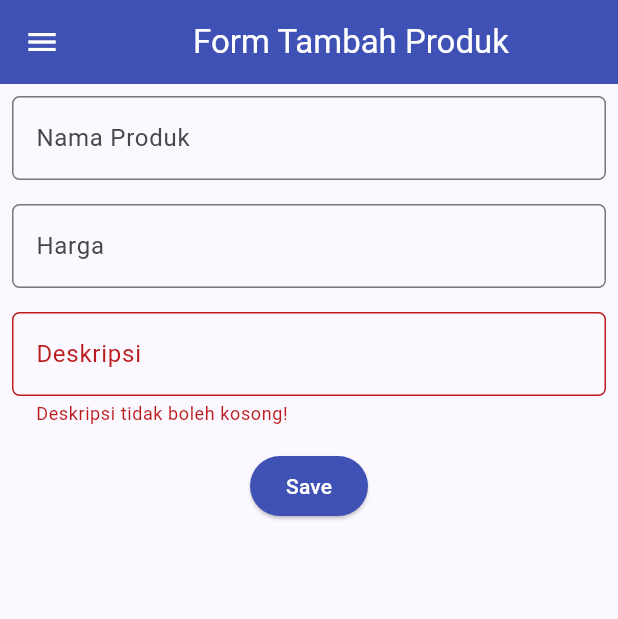
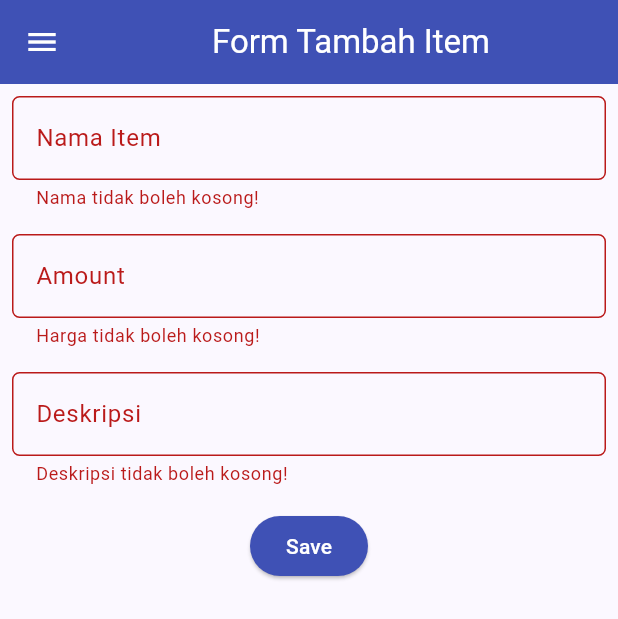
Before and after one commit to rhaken/rhaken_invetory, a Flutter app: the ShopFormPage screen opened directly, after a tap on "Save", on a phone screen of 412 x 824 dp. Shown: the top 619 px of the screen. Run offline on Flutter 3.47's test engine with Material 2 defaults, Android fonts, the phone set to English and light mode, and no system bars; missing offline and left inert: pbp_django_auth; network calls fail.

Commit message:
selesai tugas 9

```diff
--- /dev/null
+++ b/lib/screens/deskirpsi_produk.dart
@@ -0,0 +1,38 @@
+
+
+import 'package:flutter/material.dart';
+import '../models/product.dart';
+
+
+class ItemDetailPage extends StatelessWidget {
+  final Product item;
+
+  const ItemDetailPage({Key? key, required this.item}) : super(key: key);
+
+  @override
+  Widget build(BuildContext context) {
+    return Scaffold(
+      appBar: AppBar(
+        title: Text(item.fields.name),
+        backgroundColor: Colors.orange.shade800,
+        foregroundColor: Colors.white,
+      ),
+      body: Padding(
+        padding: const EdgeInsets.all(16.0),
+        child: Column(
+          crossAxisAlignment: CrossAxisAlignment.start,
+          children: [
+            Text(
+              'Name: ${item.fields.name}',
+              style: TextStyle(fontSize: 20, fontWeight: FontWeight.bold),
+            ),
+            SizedBox(height: 10),
+            Text('Amount: ${item.fields.amount}'),
+            SizedBox(height: 10),
+            Text('Description: ${item.fields.description}'),
+          ],
+        ),
+      ),
+    );
+  }
+}
--- a/lib/screens/shoplist_form.dart
+++ b/lib/screens/shoplist_form.dart
@@ -1,5 +1,11 @@
+import 'dart:convert';
+
 import 'package:flutter/material.dart';
+import 'package:pbp_django_auth/pbp_django_auth.dart';
+import 'package:provider/provider.dart';
 import 'package:tugas_invetory/widgets/left_drawer.dart';
+
+import 'menu.dart';
 
 class ShopFormPage extends StatefulWidget {
   const ShopFormPage({super.key});
@@ -15,11 +21,12 @@
   String _description = "";
   @override
   Widget build(BuildContext context) {
+    final request = context.watch<CookieRequest>();
     return Scaffold(
       appBar: AppBar(
         title: const Center(
           child: Text(
-            'Form Tambah Produk',
+            'Form Tambah Item',
           ),
         ),
         backgroundColor: Colors.indigo,
@@ -36,8 +43,8 @@
               padding: const EdgeInsets.all(8.0),
               child: TextFormField(
                 decoration: InputDecoration(
-                    hintText: "Nama Produk",
-                    labelText: "Nama Produk",
+                    hintText: "Nama Item",
+                    labelText: "Nama Item",
                     border: OutlineInputBorder(
                       borderRadius: BorderRadius.circular(5.0),
                     )),
@@ -58,8 +65,8 @@
               padding: const EdgeInsets.all(8.0),
               child: TextFormField(
                 decoration: InputDecoration(
-                  hintText: "Harga",
-                  labelText: "Harga",
+                  hintText: "Amount",
+                  labelText: "Amount",
                   border: OutlineInputBorder(
                     borderRadius: BorderRadius.circular(5.0),
                   ),
@@ -111,36 +118,35 @@
                   style: ButtonStyle(
                     backgroundColor: MaterialStateProperty.all(Colors.indigo),
                   ),
-                  onPressed: () {
+                  onPressed: () async {
                     if (_formKey.currentState!.validate()) {
-                      showDialog(
-                        context: context,
-                        builder: (context) {
-                          return AlertDialog(
-                            title: const Text('Produk berhasil tersimpan'),
-                            content: SingleChildScrollView(
-                              child: Column(
-                                crossAxisAlignment: CrossAxisAlignment.start,
-                                children: [
-                                  Text('Nama: $_name'),
-                                  Text('Jumlah: $_amount'),
-                                  Text('Deskripsi: $_description'),
-                                ],
-                              ),
-                            ),
-                            actions: [
-                              TextButton(
-                                child: const Text('OK'),
-                                onPressed: () {
-                                  Navigator.pop(context);
-                                },
-                              ),
-                            ],
-                          );
-                        },
-                      );
+                      // Kirim ke Django dan tunggu respons
+                      // TODO: Ganti URL dan jangan lupa tambahkan trailing slash (/) di akhir URL!
+                      final response = await request.postJson(
+                          "http://127.0.0.1:8000/create-flutter/",
+                          jsonEncode(<String, String>{
+                            'name': _name,
+                            'amount': _amount.toString(),
+                            'description': _description,
+                            // TODO: Sesuaikan field data sesuai dengan aplikasimu
+                          }));
+                      if (response['status'] == 'success') {
+                        ScaffoldMessenger.of(context)
+                            .showSnackBar(const SnackBar(
+                          content: Text("Produk baru berhasil disimpan!"),
+                        ));
+                        Navigator.pushReplacement(
+                          context,
+                          MaterialPageRoute(builder: (context) => MyHomePage()),
+                        );
+                      } else {
+                        ScaffoldMessenger.of(context)
+                            .showSnackBar(const SnackBar(
+                          content:
+                          Text("Terdapat kesalahan, silakan coba lagi."),
+                        ));
+                      }
                     }
-                    _formKey.currentState!.reset();
                   },
                   child: const Text(
                     "Save",
--- a/lib/widgets/left_drawer.dart
+++ b/lib/widgets/left_drawer.dart
@@ -1,6 +1,8 @@
 import 'package:flutter/material.dart';
 import 'package:tugas_invetory/screens/menu.dart';
 import 'package:tugas_invetory/screens/shoplist_form.dart';
+
+import '../screens/list_product.dart';
 
 class LeftDrawer extends StatelessWidget {
   const LeftDrawer({super.key});
@@ -62,6 +64,17 @@
                   ));
             },
           ),
+          ListTile(
+            leading: const Icon(Icons.shopping_basket),
+            title: const Text('Daftar Produk'),
+            onTap: () {
+              // Route menu ke halaman produk
+              Navigator.push(
+                context,
+                MaterialPageRoute(builder: (context) => const ProductPage()),
+              );
+            },
+          ),
         ],
       ),
     );
--- a/pubspec.yaml
+++ b/pubspec.yaml
@@ -35,6 +35,8 @@
   # The following adds the Cupertino Icons font to your application.
   # Use with the CupertinoIcons class for iOS style icons.
   cupertino_icons: ^1.0.2
+  provider: ^6.1.1
+  pbp_django_auth: ^0.4.0
 
 dev_dependencies:
   flutter_test:
```
Also changed, not shown: lib/main.dart (+16 -24 lines), lib/models/product.dart (added, +81 -0 lines), lib/screens/list_product.dart (added, +98 -0 lines), lib/screens/login.dart (added, +114 -0 lines), lib/widgets/shop_card.dart (+31 -1 lines), pubspec.lock, 2 other files.
